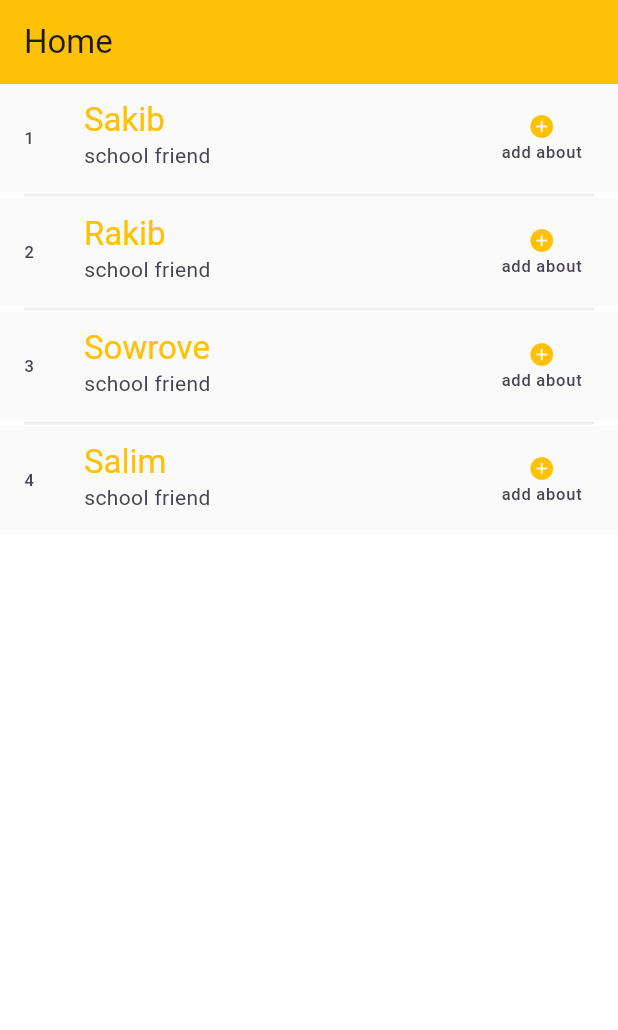
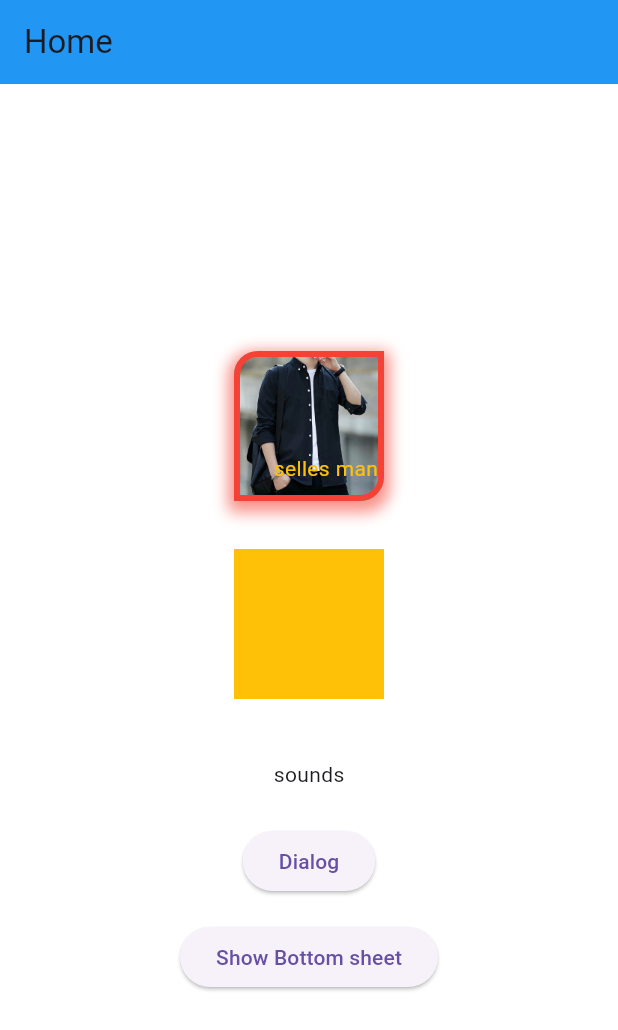
Before and after one commit to IkramulHasanTanvir/OstadFlutterBatchSeven, a Flutter app: the screen it shows after launch, on a phone screen of 412 x 824 dp. Shown: the top 1030 px of the screen. Run offline on Flutter 3.47's test engine with Material 3 defaults, Android fonts, the light colour scheme and no system bars.

Commit message:
Container, dialog, bottom-sheet

```diff
--- a/lib/main.dart
+++ b/lib/main.dart
@@ -1,13 +1,15 @@
 // Current SDK version: 3.22.1
 import 'package:flutter/material.dart';
 
-//SizeBox, ListView, ListView.builder, GridView.builder,
-// divider, listTile, ListView.separated
+// Container, dialog, bottom-sheet
+
 void main() {
   runApp(IntoApp());
 }
 
 class IntoApp extends StatelessWidget {
+  const IntoApp({super.key});
+
   @override
   Widget build(BuildContext context) {
     return MaterialApp(
@@ -25,167 +27,163 @@ class Home extends StatefulWidget {
 }
 
 class _HomeState extends State<Home> {
-  List<String> friendList = ['Sakib', 'Rakib', 'Sowrove', 'Salim'];
-
   @override
   Widget build(BuildContext context) {
     return Scaffold(
       backgroundColor: Colors.white,
       appBar: AppBar(
-        backgroundColor: Colors.amber,
         title: Text('Home'),
+        backgroundColor: Colors.blue,
       ),
-      /*body: ListView(
-        //scrollDirection: Axis.horizontal,
+      body: Center(
+        child: Column(
+          crossAxisAlignment: CrossAxisAlignment.center,
+          mainAxisAlignment: MainAxisAlignment.center,
           children: [
-          SizedBox(
+            Container(
               width: 100,
               height: 100,
-            child: Center(
-              child: Text('size box 1'),
+              // color: Colors.green,
+              //padding: EdgeInsets.all(20),
+              // padding: EdgeInsets.symmetric(
+              //   vertical: 8,
+              //   horizontal: 4,
+              // ),
+              padding: EdgeInsets.only(
+                bottom: 8,
+              ),
+              margin: EdgeInsets.all(16),
+              alignment: Alignment.bottomRight,
+              decoration: BoxDecoration(
+                color: Colors.blue,
+                border: Border.all(
+                  color: Colors.red,
+                  width: 4,
+                ),
+                // borderRadius: BorderRadius.circular(16),
+                borderRadius: BorderRadius.only(
+                  topLeft: Radius.circular(16),
+                  bottomRight: Radius.circular(16),
+                ),
+                // shape: BoxShape.circle,
+                image: DecorationImage(
+                    image: AssetImage('assets/images/shirt.jpg'),
+                    fit: BoxFit.cover,
+                    opacity: 4),
+                boxShadow: <BoxShadow>[
+                  BoxShadow(
+                    color: Colors.red.withOpacity(0.5),
+                    spreadRadius: 3,
+                    blurRadius: 8,
+                    offset: Offset(0, 3),
+                  ),
+                  BoxShadow(
+                    color: Colors.red.withOpacity(0.2),
+                    spreadRadius: 3,
+                    blurRadius: 8,
+                    offset: Offset(0, 6),
+                  )
+                ],
+              ),
+              child: Text(
+                'selles man',
+                style: TextStyle(
+                  color: Colors.amber,
                 ),
               ),
-          SizedBox(
+            ),
+            Container(
               width: 100,
               height: 100,
-            child: Center(
-              child: Text('size box 2'),
+              color: Colors.amber,
+              margin: EdgeInsets.all(16),
+              padding: EdgeInsets.all(8),
             ),
+            Padding(
+              padding: EdgeInsets.all(24.0),
+              child: Text('sounds'),
             ),
-          SizedBox(
-            width: 100,
-            height: 100,
-            child: Center(
-              child: Text('size box 3'),
+            ElevatedButton(
+              onPressed: () {
+                // showAboutDialog(
+                //   context: context,
+                //   applicationName: 'Sample',
+                //   applicationVersion: '1.0.6',
+                //   children: [
+                //     Text('Sample')
+                //   ],
+                // );
+                showDialog(
+                    context: context,
+                    barrierDismissible:false,
+                    barrierColor: Colors.black38,
+                    builder: (ctx) {
+                      return AlertDialog(
+                        title: Text('Our custom dialog'),
+                        content: Column(
+                          mainAxisSize: MainAxisSize.min,
+                          crossAxisAlignment: CrossAxisAlignment.start,
+                          children: [
+                            Text('Sample Text'),
+                            Text('Sample Text'),
+                            Text('Sample Text'),
+                          ],
                         ),
+                        actions: [
+                          TextButton(
+                            onPressed: () {
+                              Navigator.pop(context);
+                            },
+                            child: Text('Cancel'),
                           ),
-          SizedBox(
-            width: 100,
-            height: 100,
-            child: Center(
-              child: Text('size box 4'),
-            ),
-          ),
-          SizedBox(
-            width: 100,
-            height: 100,
-            child: Center(
-              child: Text('size box 1'),
-            ),
-          ),
-          SizedBox(
-            width: 100,
-            height: 100,
-            child: Center(
-              child: Text('size box 2'),
-            ),
-          ),
-          SizedBox(
-            width: 100,
-            height: 100,
-            child: Center(
-              child: Text('size box 3'),
-            ),
-          ),
-          SizedBox(
-            width: 100,
-            height: 100,
-            child: Center(
-              child: Text('size box 4'),
-            ),
+                          TextButton(
+                            onPressed: () {},
+                            child: Text('Open'),
                           ),
                         ],
-      ), */
-      /*body: ListView.builder(
-        itemCount: 1000,
-        itemBuilder: (context, index) {
+                        shape: RoundedRectangleBorder(
+                           borderRadius: BorderRadius.circular(8),
+                          //borderRadius: BorderRadius.zero
+                        ),
+
+                      );
+                    });
+              },
+              child: Text('Dialog'),
+            ),
+            SizedBox(height: 16,),
+            ElevatedButton(
+              onPressed: (){
+                showModalBottomSheet(
+                  backgroundColor: Colors.black12,
+                    barrierColor: Colors.black38,
+                    enableDrag: false,
+                    isDismissible: false,
+                    context: context,
+                    builder: (ctx){
                   return SizedBox(
-            width: 100,
-            height: 100,
-            child: Center(
-              child: Text(index.toString()),
+                    height: 600,
+                    width: double.infinity,
+                    child: Column(
+                      children: [
+                        Padding(
+                          padding: EdgeInsets.all(16.0),
+                          child: Text('Title'),
+                        ),
+                        Divider(),
+                        Column(
+                          children: [],
+                        )
+                      ],
                     ),
                   );
+                });
               },
+              child: Text('Show Bottom sheet'),
             ),
-       */
-      /*body: ListView.builder(
-        itemCount: friendList.length,
-        //scrollDirection: Axis.horizontal,
-        itemBuilder: (context, index) {
-          return Text(friendList[index]);
-        },
-      ), */
-      /* body: ListView.separated(
-        itemCount: friendList.length,
-        //scrollDirection: Axis.horizontal,
-        itemBuilder: (context, index) {
-          return Text(friendList[index]);
-        },
-        separatorBuilder: (context, index){
-          return Divider(
-            height: 40,
-            color: Colors.red,
-            thickness: 2,
-            indent: 16,
-            endIndent: 16,
-          );
-         // return Text('this is $index separator');
-        },
-      ), */
-      /*body: GridView.builder(
-          gridDelegate: SliverGridDelegateWithFixedCrossAxisCount(
-            crossAxisCount: 3,
-            crossAxisSpacing: 4,
-            mainAxisSpacing: 10,
-            childAspectRatio: 2,
-          ),
-          itemCount: friendList.length,
-          itemBuilder: (context, index) {
-            return Column(
-              children: [
-                Text(index.toString()),
-                Text(friendList[index]),
-              ],
-            );
-          }) */
-      body: ListView.separated(
-        itemCount: friendList.length,
-        //scrollDirection: Axis.horizontal,
-        itemBuilder: (context, index) {
-          return ListTile(
-            tileColor: Colors.grey.shade50,
-            title: Text(friendList[index]),
-            subtitle: Text('school friend'),
-            trailing: Column(
-              mainAxisAlignment: MainAxisAlignment.center,
-              children: [
-                Icon(
-                  Icons.add_circle,
-                  color: Colors.amber,
-                  size: 18,
-                ),
-                Text('add about'),
+
           ],
         ),
-            leading: Text(
-              (index + 1).toString(),
-            ),
-            titleTextStyle: TextStyle(fontSize: 22, color: Colors.amber),
-            onTap: () {
-              print('$index tap');
-            },
-          );
-        },
-        separatorBuilder: (context, index) {
-          return Divider(
-            height: 4,
-            color: Colors.grey.shade200,
-            thickness: 2,
-            indent: 16,
-            endIndent: 16,
-          );
-        },
       ),
     );
   }
--- a/pubspec.yaml
+++ b/pubspec.yaml
@@ -59,8 +59,8 @@ flutter:
   uses-material-design: true
 
   # To add assets to your application, add an assets section, like this:
-  # assets:
-  #   - images/a_dot_burr.jpeg
+  assets:
+  - assets/images/
   #   - images/a_dot_ham.jpeg
 
   # An image asset can refer to one or more resolution-specific "variants", see
```
Also changed, not shown: assets/images/shirt.jpg (added). Lines whose indentation alone changed are shown as unchanged.
